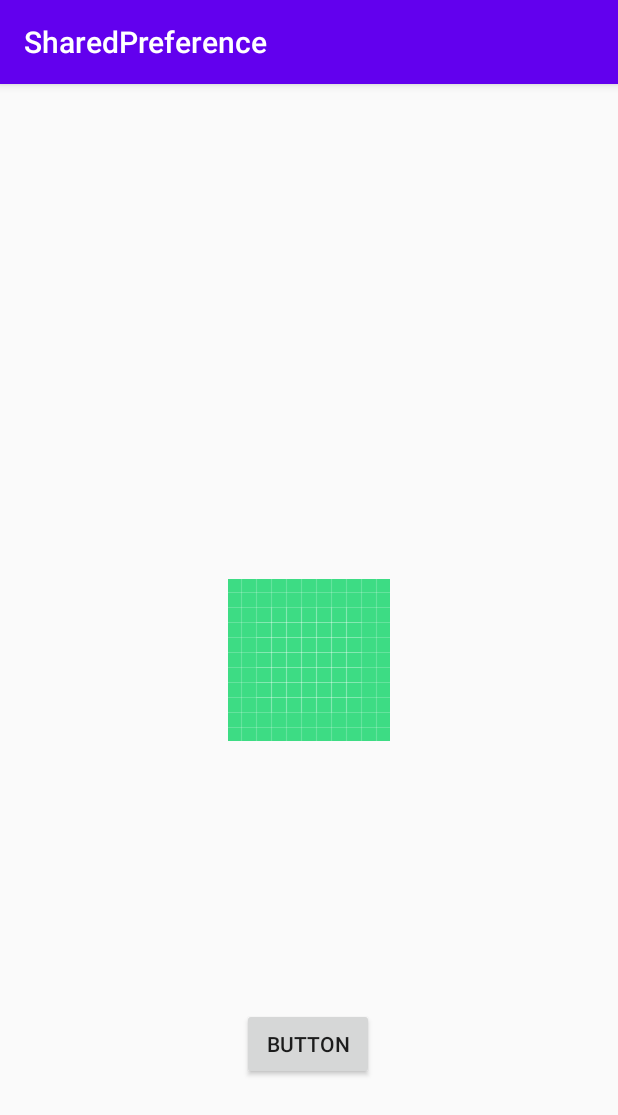
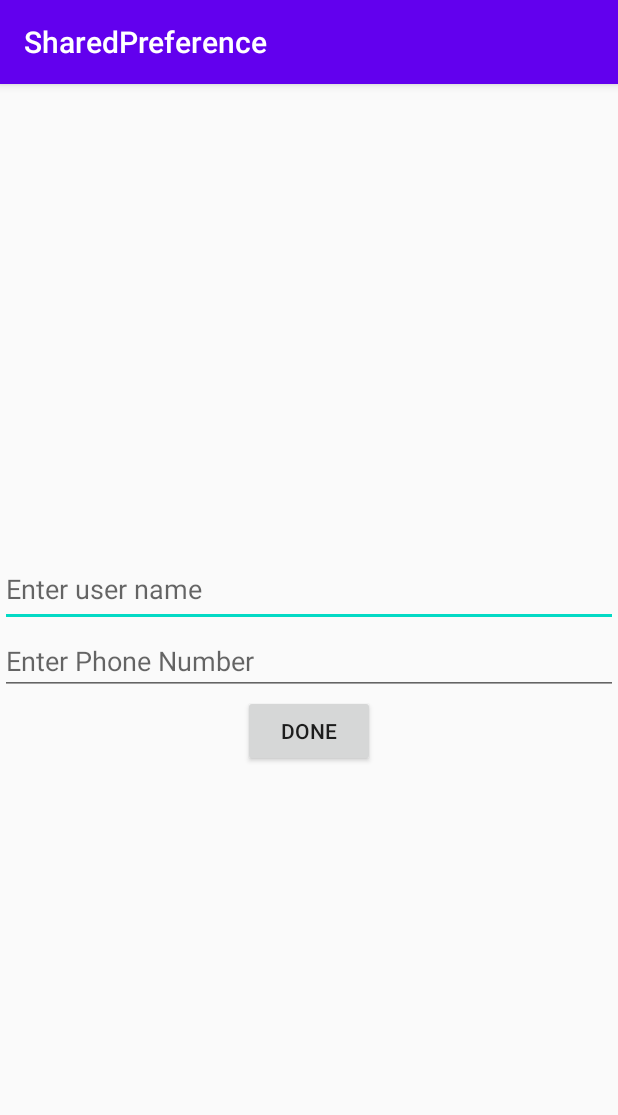
Before and after one commit to saraschandraa-m/oct2020_sharedpref, an Android app: the HomeActivity screen opened directly, with no data from a screen before it, after a tap on "BUTTON", on a phone screen of 412 x 824 dp. Shown: the top 1115 px of the screen. Run offline under Robolectric (Android 15) with nearby library versions, the phone set to English and light mode, and no system bars.

Commit message:
29Oct2020 Session code

```diff
--- a/app/src/main/AndroidManifest.xml
+++ b/app/src/main/AndroidManifest.xml
@@ -9,7 +9,8 @@
         android:roundIcon="@mipmap/ic_launcher_round"
         android:supportsRtl="true"
         android:theme="@style/AppTheme">
-        <activity android:name=".HomeActivity"></activity>
+        <activity android:name=".EditActivity"></activity>
+        <activity android:name=".HomeActivity" />
         <activity android:name=".LoginActivity">
             <intent-filter>
                 <action android:name="android.intent.action.MAIN" />
--- /dev/null
+++ b/app/src/main/java/com/nexstacks/sharedpreference/EditActivity.java
@@ -0,0 +1,37 @@
+package com.nexstacks.sharedpreference;
+
+import androidx.appcompat.app.AppCompatActivity;
+
+import android.app.Activity;
+import android.content.Intent;
+import android.os.Bundle;
+import android.view.View;
+import android.widget.EditText;
+
+public class EditActivity extends AppCompatActivity {
+
+    private EditText mEtUsername;
+    private EditText mEtPhoneNumber;
+
+    @Override
+    protected void onCreate(Bundle savedInstanceState) {
+        super.onCreate(savedInstanceState);
+        setContentView(R.layout.activity_edit);
+
+        mEtUsername = findViewById(R.id.et_user_name);
+        mEtPhoneNumber = findViewById(R.id.et_phone_number);
+    }
+
+    public void onDoneClicked(View view){
+
+        String username = mEtUsername.getText().toString();
+        String phoneNo = mEtPhoneNumber.getText().toString();
+
+
+        Intent returnIntent = new Intent();
+        returnIntent.putExtra(HomeActivity.BUNDLE_USERNAME, username);
+        returnIntent.putExtra(HomeActivity.BUNDLE_PHONENO, phoneNo);
+        setResult(Activity.RESULT_OK, returnIntent);
+        finish();
+    }
+}
--- /dev/null
+++ b/app/src/main/res/layout/activity_edit.xml
@@ -0,0 +1,34 @@
+<?xml version="1.0" encoding="utf-8"?>
+<LinearLayout xmlns:android="http://schemas.android.com/apk/res/android"
+    xmlns:app="http://schemas.android.com/apk/res-auto"
+    xmlns:tools="http://schemas.android.com/tools"
+    android:layout_width="match_parent"
+    android:layout_height="match_parent"
+    android:gravity="center"
+    android:orientation="vertical"
+    tools:context=".EditActivity">
+
+
+    <EditText
+        android:id="@+id/et_user_name"
+        android:layout_width="match_parent"
+        android:layout_height="50dp"
+        android:hint="Enter user name"
+        android:inputType="textPersonName" />
+
+
+    <EditText
+        android:id="@+id/et_phone_number"
+        android:layout_width="match_parent"
+        android:layout_height="wrap_content"
+        android:hint="Enter Phone Number"
+        android:inputType="phone" />
+
+
+    <Button
+        android:layout_width="wrap_content"
+        android:layout_height="wrap_content"
+        android:onClick="onDoneClicked"
+        android:text="Done"/>
+
+</LinearLayout>
```
Also changed, not shown: app/src/main/java/com/nexstacks/sharedpreference/HomeActivity.java (+21 -5 lines), app/src/main/res/layout/activity_home.xml (+23 -1 lines).
